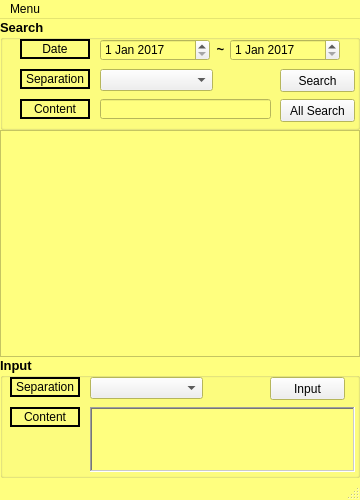
Qt form mainwindow.ui (LeeChiWon/SharedMemo) before a commit.
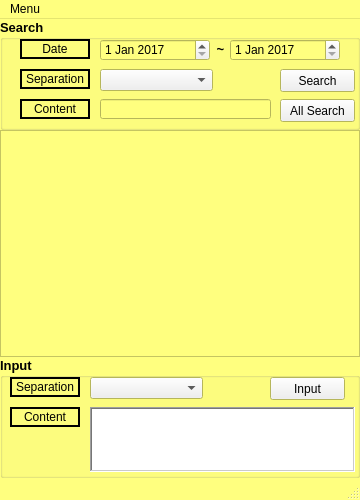
The same form after that commit. Icons and pictures are not drawn.

```diff
--- a/mainwindow.ui
+++ b/mainwindow.ui
@@ -552,6 +552,70 @@
          <verstretch>0</verstretch>
         </sizepolicy>
        </property>
+       <property name="palette">
+        <palette>
+         <active>
+          <colorrole role="Base">
+           <brush brushstyle="SolidPattern">
+            <color alpha="255">
+             <red>255</red>
+             <green>255</green>
+             <blue>255</blue>
+            </color>
+           </brush>
+          </colorrole>
+          <colorrole role="Window">
+           <brush brushstyle="SolidPattern">
+            <color alpha="255">
+             <red>255</red>
+             <green>255</green>
+             <blue>127</blue>
+            </color>
+           </brush>
+          </colorrole>
+         </active>
+         <inactive>
+          <colorrole role="Base">
+           <brush brushstyle="SolidPattern">
+            <color alpha="255">
+             <red>255</red>
+             <green>255</green>
+             <blue>255</blue>
+            </color>
+           </brush>
+          </colorrole>
+          <colorrole role="Window">
+           <brush brushstyle="SolidPattern">
+            <color alpha="255">
+             <red>255</red>
+             <green>255</green>
+             <blue>127</blue>
+            </color>
+           </brush>
+          </colorrole>
+         </inactive>
+         <disabled>
+          <colorrole role="Base">
+           <brush brushstyle="SolidPattern">
+            <color alpha="255">
+             <red>255</red>
+             <green>255</green>
+             <blue>127</blue>
+            </color>
+           </brush>
+          </colorrole>
+          <colorrole role="Window">
+           <brush brushstyle="SolidPattern">
+            <color alpha="255">
+             <red>255</red>
+             <green>255</green>
+             <blue>127</blue>
+            </color>
+           </brush>
+          </colorrole>
+         </disabled>
+        </palette>
+       </property>
        <property name="font">
         <font>
          <pointsize>9</pointsize>
```
